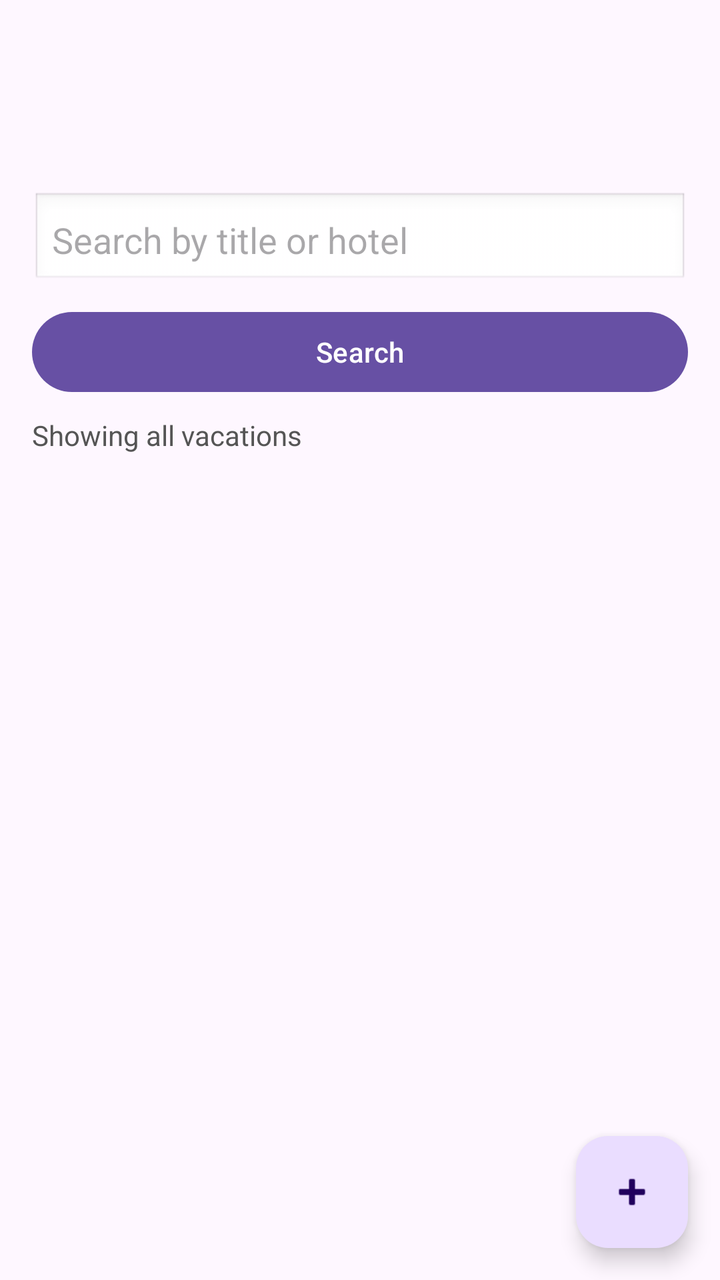
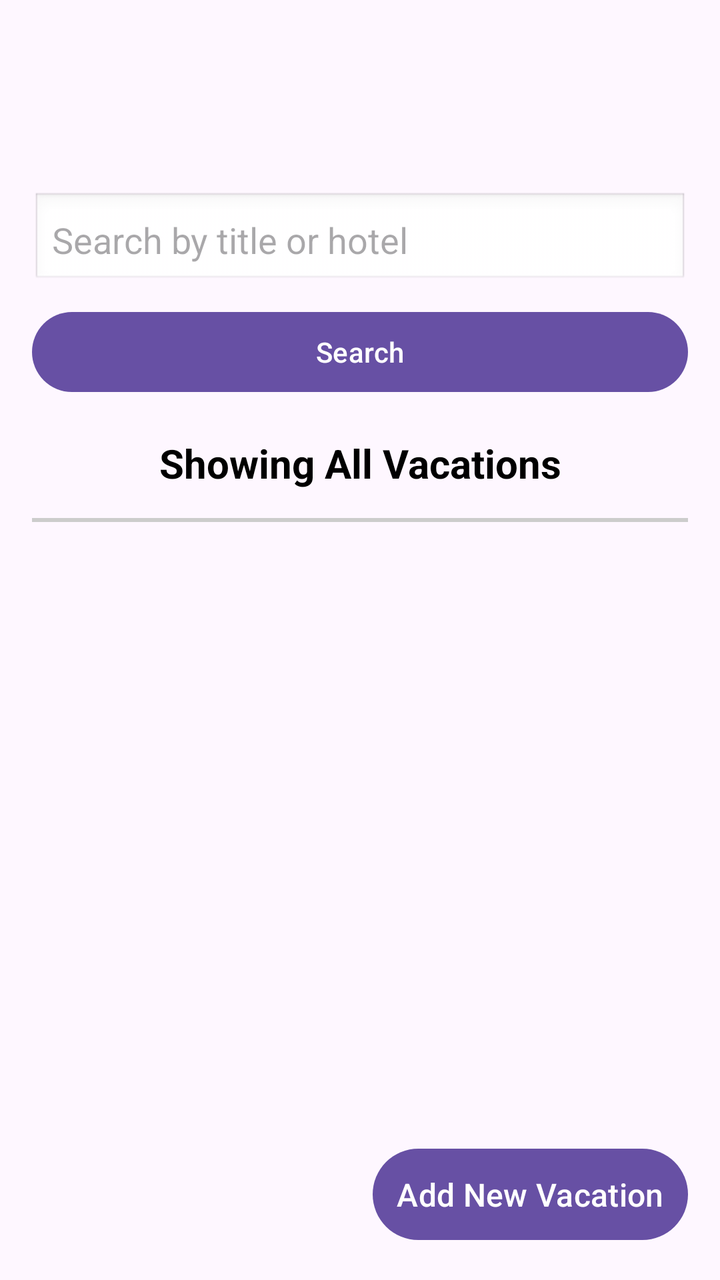

Before-and-after screenshots of an Android layout around one commit, followed by the original layout XML and the change that was made.
<!-- AndroidManifest.xml: application theme Theme.VSapp -->
<!-- res/layout/activity_vacation_list.xml -->
<?xml version="1.0" encoding="utf-8"?>
<androidx.constraintlayout.widget.ConstraintLayout xmlns:android="http://schemas.android.com/apk/res/android"
    xmlns:app="http://schemas.android.com/apk/res-auto"
    xmlns:tools="http://schemas.android.com/tools"
    android:id="@+id/main"
    android:layout_width="match_parent"
    android:layout_height="match_parent"
    tools:context=".UI.VacationList">

    
    <LinearLayout
        android:id="@+id/topContainer"
        android:layout_width="0dp"
        android:layout_height="wrap_content"
        android:orientation="vertical"
        android:layout_marginTop="96dp"
        android:paddingStart="16dp"
        android:paddingEnd="16dp"
        android:paddingBottom="8dp"
        app:layout_constraintTop_toTopOf="parent"
        app:layout_constraintStart_toStartOf="parent"
        app:layout_constraintEnd_toEndOf="parent">

        
        <EditText
            android:id="@+id/searchText"
            android:layout_width="match_parent"
            android:layout_height="wrap_content"
            android:hint="Search by title or hotel"
            android:imeOptions="actionSearch"
            android:singleLine="true"
            android:padding="10dp"
            android:background="@android:drawable/edit_text" />

        
        <Button
            android:id="@+id/searchButton"
            android:layout_width="match_parent"
            android:layout_height="wrap_content"
            android:layout_marginTop="8dp"
            android:text="Search" />

        
        <TextView
            android:id="@+id/statusLabel"
            android:layout_width="match_parent"
            android:layout_height="wrap_content"
            android:layout_marginTop="8dp"
            android:text="Showing all vacations"
            android:textSize="14sp"
            android:textColor="#555555" />

    </LinearLayout>

    
    <androidx.recyclerview.widget.RecyclerView
        android:id="@+id/recyclerView"
        android:layout_width="0dp"
        android:layout_height="0dp"
        android:layout_marginStart="16dp"
        android:layout_marginEnd="16dp"
        android:layout_marginBottom="72dp"
        app:layout_constraintTop_toBottomOf="@+id/topContainer"
        app:layout_constraintBottom_toTopOf="@+id/floatingActionButton"
        app:layout_constraintStart_toStartOf="parent"
        app:layout_constraintEnd_toEndOf="parent" />

    
    <com.google.android.material.floatingactionbutton.FloatingActionButton
        android:id="@+id/floatingActionButton"
        android:layout_width="wrap_content"
        android:layout_height="wrap_content"
        android:layout_margin="16dp"
        android:clickable="true"
        app:layout_constraintBottom_toBottomOf="parent"
        app:layout_constraintEnd_toEndOf="parent"
        app:srcCompat="@android:drawable/ic_input_add" />

</androidx.constraintlayout.widget.ConstraintLayout>
<!-- resources referenced by this layout -->
<resources>
  <style name="Theme.VSapp" parent="Base.Theme.VSapp" />
  <style name="Base.Theme.VSapp" parent="Theme.Material3.DayNight">
          
          
      </style>
</resources>

<!-- the commit's change to res/layout/activity_vacation_list.xml (unified diff, before → after) -->
@@ -7,7 +7,6 @@
     android:layout_height="match_parent"
     tools:context=".UI.VacationList">
 
-    
     <LinearLayout
         android:id="@+id/topContainer"
         android:layout_width="0dp"
@@ -21,7 +20,6 @@
         app:layout_constraintStart_toStartOf="parent"
         app:layout_constraintEnd_toEndOf="parent">
 
-        
         <EditText
             android:id="@+id/searchText"
             android:layout_width="match_parent"
@@ -32,7 +30,6 @@
             android:padding="10dp"
             android:background="@android:drawable/edit_text" />
 
-        
         <Button
             android:id="@+id/searchButton"
             android:layout_width="match_parent"
@@ -40,19 +37,27 @@
             android:layout_marginTop="8dp"
             android:text="Search" />
 
-        
         <TextView
             android:id="@+id/statusLabel"
             android:layout_width="match_parent"
             android:layout_height="wrap_content"
+            android:layout_marginTop="12dp"
+            android:text="Showing All Vacations"
+            android:textSize="20sp"
+            android:textStyle="bold"
+            android:textColor="@android:color/black"
+            android:gravity="center_horizontal"
+            android:paddingTop="6dp"
+            android:paddingBottom="6dp"/>
+        <View
+            android:id="@+id/dividerLine"
+            android:layout_width="match_parent"
+            android:layout_height="2dp"
             android:layout_marginTop="8dp"
-            android:text="Showing all vacations"
-            android:textSize="14sp"
-            android:textColor="#555555" />
+            android:background="#CCCCCC"/>
 
     </LinearLayout>
 
-    
     <androidx.recyclerview.widget.RecyclerView
         android:id="@+id/recyclerView"
         android:layout_width="0dp"
@@ -61,19 +66,20 @@
         android:layout_marginEnd="16dp"
         android:layout_marginBottom="72dp"
         app:layout_constraintTop_toBottomOf="@+id/topContainer"
-        app:layout_constraintBottom_toTopOf="@+id/floatingActionButton"
+        app:layout_constraintBottom_toTopOf="@+id/addVacationButton"
         app:layout_constraintStart_toStartOf="parent"
         app:layout_constraintEnd_toEndOf="parent" />
 
-    
-    <com.google.android.material.floatingactionbutton.FloatingActionButton
-        android:id="@+id/floatingActionButton"
+    <Button
+        android:id="@+id/addVacationButton"
         android:layout_width="wrap_content"
         android:layout_height="wrap_content"
+        android:text="Add New Vacation"
+        android:textSize="16sp"
+        android:padding="12dp"
         android:layout_margin="16dp"
-        android:clickable="true"
         app:layout_constraintBottom_toBottomOf="parent"
-        app:layout_constraintEnd_toEndOf="parent"
-        app:srcCompat="@android:drawable/ic_input_add" />
+        app:layout_constraintEnd_toEndOf="parent" />
+
 
 </androidx.constraintlayout.widget.ConstraintLayout>
